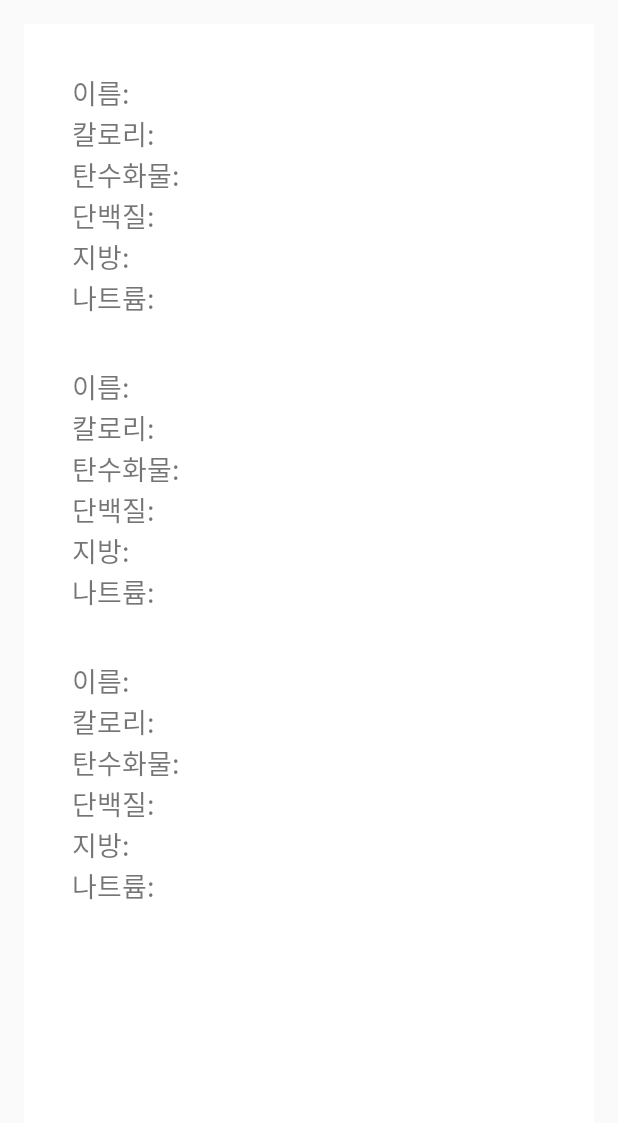
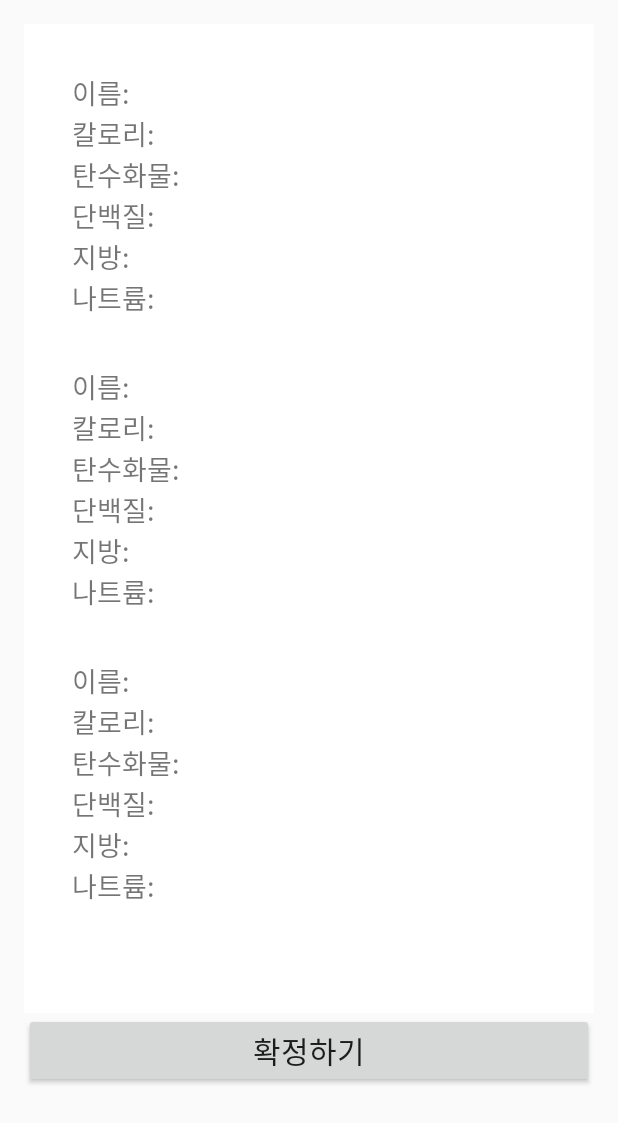
Before and after one commit to WeGlonD/gogo, an Android app: the layout activity_cart.xml on its own in the app's theme, with its tools: preview values and no code run, on a phone screen of 412 x 824 dp. Shown: the top 1123 px of the screen. Run offline under Robolectric (Android 15) with nearby library versions, the phone set to English and light mode, and no system bars.

Commit message:
다른경로까지

```diff
--- a/app/src/main/java/com/example/gogo/FoodItemAdapter.kt
+++ b/app/src/main/java/com/example/gogo/FoodItemAdapter.kt
@@ -1,6 +1,7 @@
 package com.example.gogo
 
 import android.annotation.SuppressLint
+import android.content.ClipData
 import android.util.Log
 import android.view.LayoutInflater
 import android.view.View
@@ -21,7 +22,6 @@ class FoodItemAdapter(private val foodItemList: ArrayList<FoodItem>, private val
         val textViewNatrium: TextView = itemView.findViewById(R.id.textViewNatrium)
         val buttonDelete: Button = itemView.findViewById(R.id.delete_button)
     }
-
     override fun onCreateViewHolder(parent: ViewGroup, viewType: Int): ViewHolder {
         val view = LayoutInflater.from(parent.context).inflate(R.layout.item_food_edit, parent, false)
         return ViewHolder(view)
--- a/app/src/main/res/layout/activity_cart.xml
+++ b/app/src/main/res/layout/activity_cart.xml
@@ -10,11 +10,33 @@
     <androidx.recyclerview.widget.RecyclerView
         android:id="@+id/recyclerView"
         android:layout_width="match_parent"
-        android:layout_height="match_parent"
+        android:layout_height="659dp"
+        android:background="@android:color/white"
         android:clipToPadding="false"
         android:padding="16dp"
-        android:background="@android:color/white"
         app:layoutManager="androidx.recyclerview.widget.LinearLayoutManager"
         tools:listitem="@layout/item_food" />
 
+    <androidx.constraintlayout.widget.ConstraintLayout
+        android:layout_width="match_parent"
+        android:layout_height="100dp"
+        android:orientation="horizontal">
+
+        <LinearLayout
+            android:layout_width="match_parent"
+            android:layout_height="match_parent"
+            android:orientation="horizontal"
+            tools:layout_editor_absoluteX="0dp"
+            tools:layout_editor_absoluteY="-20dp">
+
+            <Button
+                android:id="@+id/confirm_button"
+                android:layout_width="match_parent"
+                android:layout_height="wrap_content"
+                android:text="확정하기"
+                android:textSize="20dp" />
+
+        </LinearLayout>
+    </androidx.constraintlayout.widget.ConstraintLayout>
+
 </LinearLayout>
```
Also changed, not shown: app/src/main/java/com/example/gogo/cartActivity.kt (+67 -1 lines), app/src/main/res/layout/popup_warning.xml (added, +39 -0 lines).
